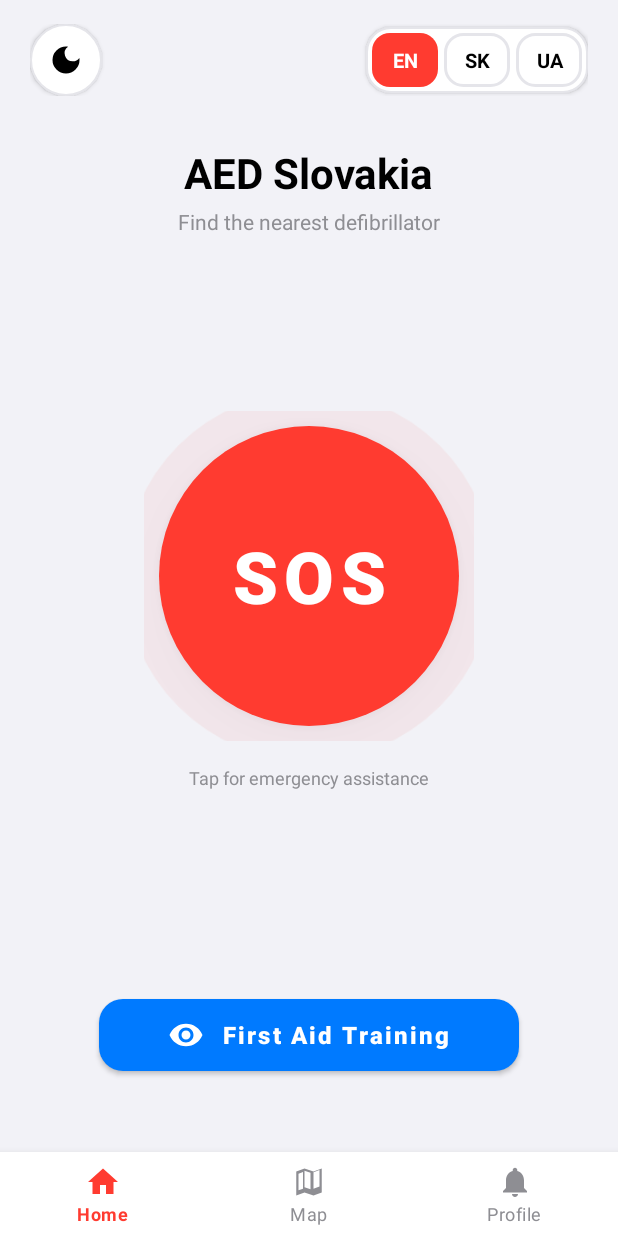
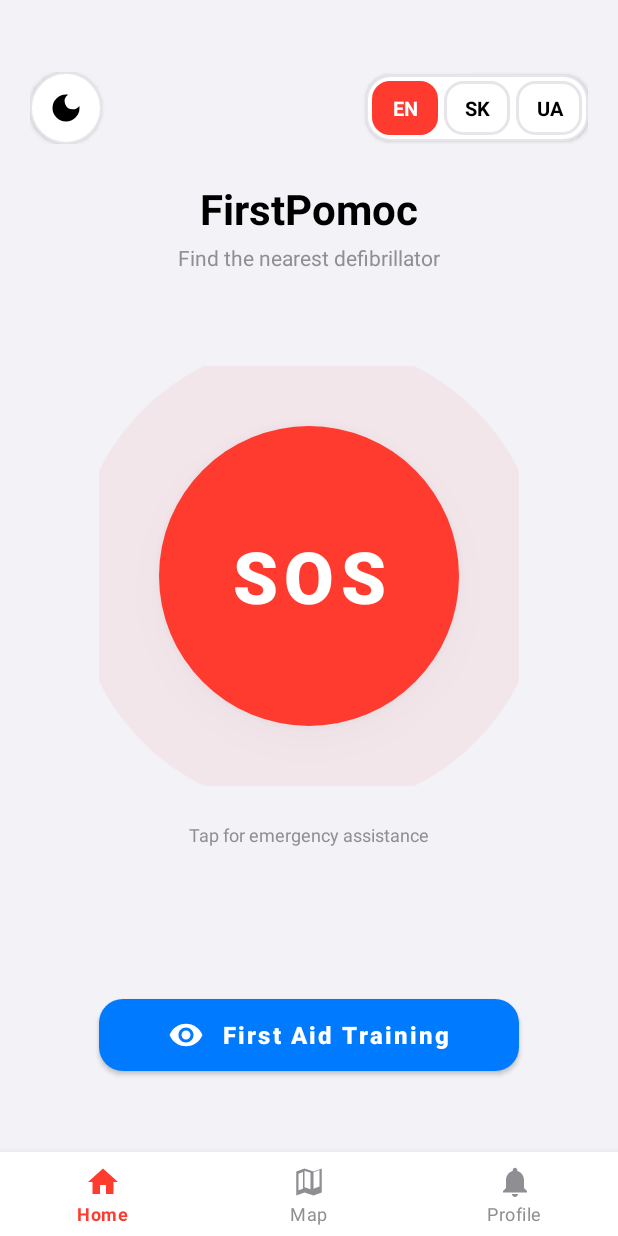
Before and after one commit to Gosha8642/FirstPomoc, an Android app: the screen it shows after launch (MainActivity), on a phone screen of 412 x 824 dp. Run offline under Robolectric (Android 15) with nearby library versions, the phone set to English and light mode, and no system bars; our stand-ins replace navigation-ui.

Commit message:
auto-commit for 06cda950-6e1f-4938-9727-f13862cd5994

```diff
--- a/app/src/main/res/layout/fragment_home.xml
+++ b/app/src/main/res/layout/fragment_home.xml
@@ -6,7 +6,7 @@
     android:layout_height="match_parent"
     android:background="?android:attr/colorBackground">
 
-    <!-- Top Bar with Theme Toggle and Language -->
+    <!-- Top Bar with Theme Toggle and Language - moved lower -->
     <LinearLayout
         android:id="@+id/topBar"
         android:layout_width="match_parent"
@@ -14,7 +14,7 @@
         android:orientation="horizontal"
         android:gravity="center_vertical"
         android:paddingHorizontal="20dp"
-        android:paddingTop="16dp"
+        android:paddingTop="48dp"
         app:layout_constraintTop_toTopOf="parent">
 
         <!-- Theme Toggle -->
@@ -88,7 +88,7 @@
 
     </LinearLayout>
 
-    <!-- App Title -->
+    <!-- App Title - Changed to FirstPomoc -->
     <TextView
         android:id="@+id/appTitle"
         android:layout_width="wrap_content"
@@ -97,7 +97,7 @@
         android:textSize="28sp"
         android:textStyle="bold"
         android:textColor="?attr/colorOnBackground"
-        android:layout_marginTop="32dp"
+        android:layout_marginTop="24dp"
         app:layout_constraintTop_toBottomOf="@id/topBar"
         app:layout_constraintStart_toStartOf="parent"
         app:layout_constraintEnd_toEndOf="parent" />
@@ -124,11 +124,11 @@
         app:layout_constraintStart_toStartOf="parent"
         app:layout_constraintEnd_toEndOf="parent">
 
-        <!-- Pulse Ring (Behind) -->
+        <!-- Pulse Ring (Behind) - BIGGER radius -->
         <View
             android:id="@+id/pulseRing"
-            android:layout_width="220dp"
-            android:layout_height="220dp"
+            android:layout_width="280dp"
+            android:layout_height="280dp"
             android:layout_gravity="center"
             android:background="@drawable/bg_sos_button"
             android:alpha="0.3" />
@@ -179,7 +179,7 @@
         android:text="@string/sos_hint"
         android:textSize="12sp"
         android:textColor="@color/text_secondary_light"
-        android:layout_marginTop="16dp"
+        android:layout_marginTop="24dp"
         app:layout_constraintTop_toBottomOf="@id/sosContainer"
         app:layout_constraintStart_toStartOf="parent"
         app:layout_constraintEnd_toEndOf="parent" />
--- a/app/src/main/res/values/strings.xml
+++ b/app/src/main/res/values/strings.xml
@@ -1,6 +1,6 @@
 <resources>
     <string name="app_name">SOS Application</string>
-    <string name="app_name_display">AED Slovakia</string>
+    <string name="app_name_display">FirstPomoc</string>
     <string name="app_subtitle">Find the nearest defibrillator</string>
 
     <string name="title_home">Home</string>
@@ -18,7 +18,7 @@
 
     <!-- TRAINING STEPS -->
     <string name="training_step_1_title">Check Consciousness</string>
-    <string name="training_step_1_desc">Check if the person responds. Gently shake the shoulders and ask loudly: \"Are you okay?\" Look for breathing – chest movement, breathing sounds.</string>
+    <string name="training_step_1_desc">Check if the person responds. Gently shake the shoulders and ask loudly: "Are you okay?" Look for breathing – chest movement, breathing sounds.</string>
 
     <string name="training_step_2_title">Call Emergency</string>
     <string name="training_step_2_desc">If the person does not respond and is not breathing, call 112 immediately. If someone is nearby, ask them for help.</string>
```
Also changed, not shown: 2 other files.
